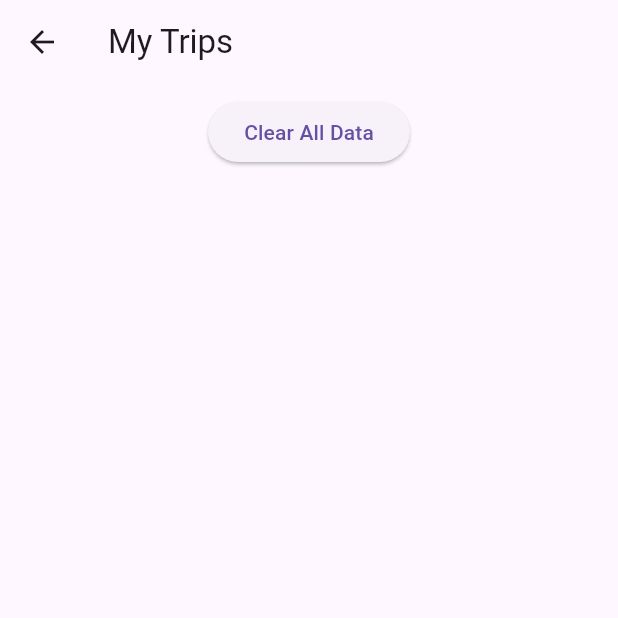
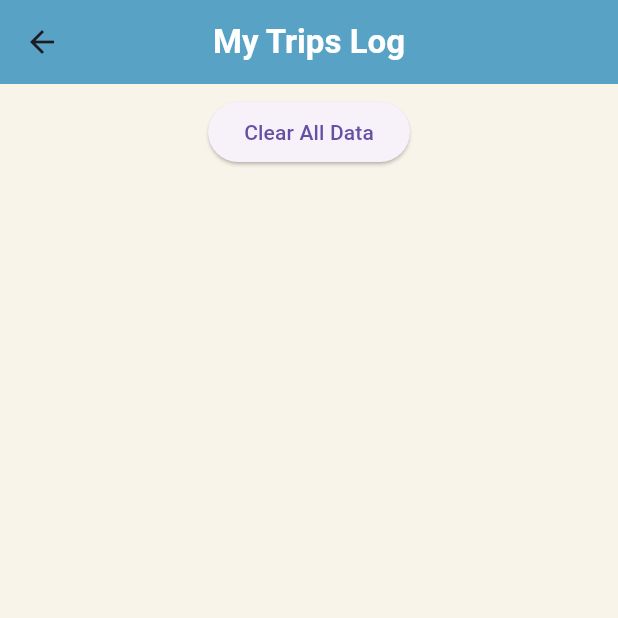
Before and after one commit to R-umaria/Group24F24, a Flutter app: the MyTrips screen opened directly, on a phone screen of 412 x 824 dp, the top half of it. Run offline on Flutter 3.47's test engine with Material 3 defaults, Android fonts, the phone set to English and light mode, and no system bars; our stand-ins replace flutter_custom_clippers, geolocator, pedometer, permission_handler, sensors_plus, sqflite; accounts and stored records are empty.

Commit message:
my trips log ui changed

```diff
--- a/lib/pages/my_trips.dart
+++ b/lib/pages/my_trips.dart
@@ -39,7 +39,13 @@ class _MyTripsState extends State<MyTrips> {
   @override
   Widget build(BuildContext context) {
     return Scaffold(
-      appBar: AppBar(title: Text("My Trips")),
+      backgroundColor: const Color.fromRGBO(248, 244, 234, 1), //match to the main screen bg colour
+      appBar: AppBar(
+        title: const Text('My Trips Log', style: TextStyle(fontWeight: FontWeight.bold, color: Colors.white)),
+        centerTitle: true,
+        backgroundColor: const Color.fromRGBO(86, 170, 200, 1),
+        elevation: 4.0,
+      ),
       body: Column(
         children: [
           // Button to clear all trips
@@ -56,10 +62,19 @@ class _MyTripsState extends State<MyTrips> {
               itemCount: _trips.length,
               itemBuilder: (context, index) {
                 final trip = _trips[index];
-                return ListTile(
-                  title: Text('Event: ${trip['event_type']}'),
-                  subtitle: Text(
-                      'Time: ${trip['timestamp']}\nLat: ${trip['latitude']}, Lng: ${trip['longitude']}, Speed: ${trip['speed']}'),
+                return Container(
+                    width: 800,
+                    margin: const EdgeInsets.symmetric(vertical: 3.0), // Optional for spacing
+                    decoration: BoxDecoration(
+                      color: const Color.fromRGBO(225, 225, 225, 1), // Background color of the ListTile
+                      borderRadius: BorderRadius.circular(8.0), // Optional rounded corners
+                    ),
+                    child: ListTile(
+                    title: Text('Event: ${trip['event_type']}'),
+                    subtitle: Text(
+                        'Time: ${trip['timestamp']}\nLat: ${trip['latitude']}, Lng: ${trip['longitude']}, Speed: ${trip['speed']}'
+                      ),
+                  ),
                 );
               },
             ),
```
